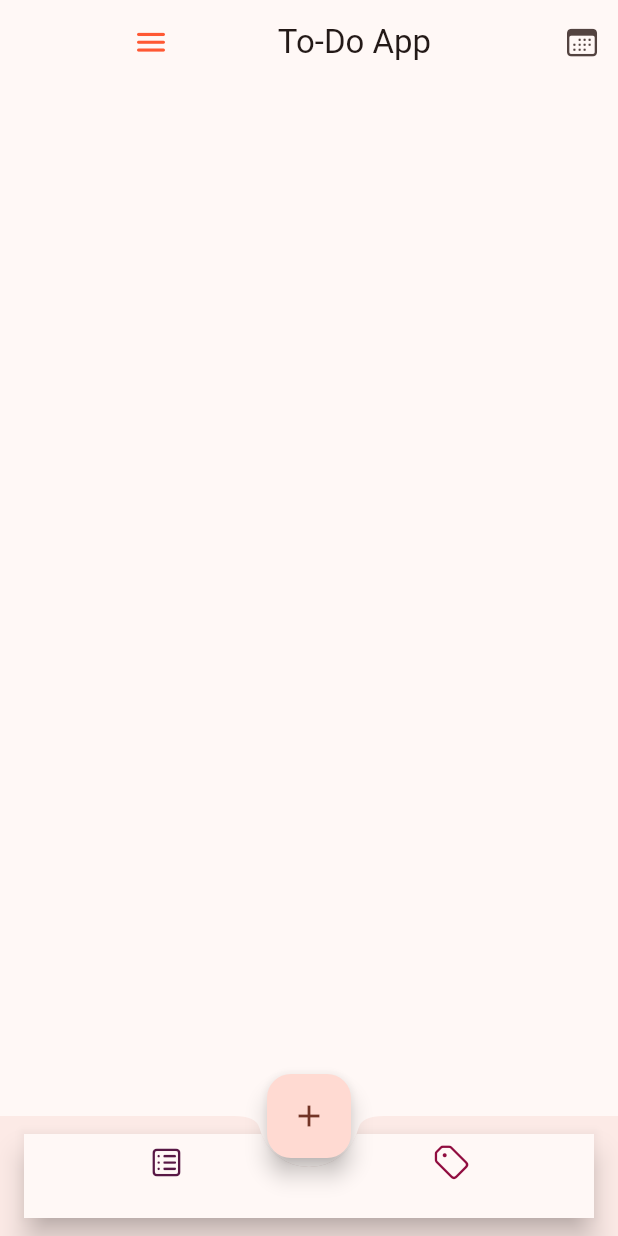
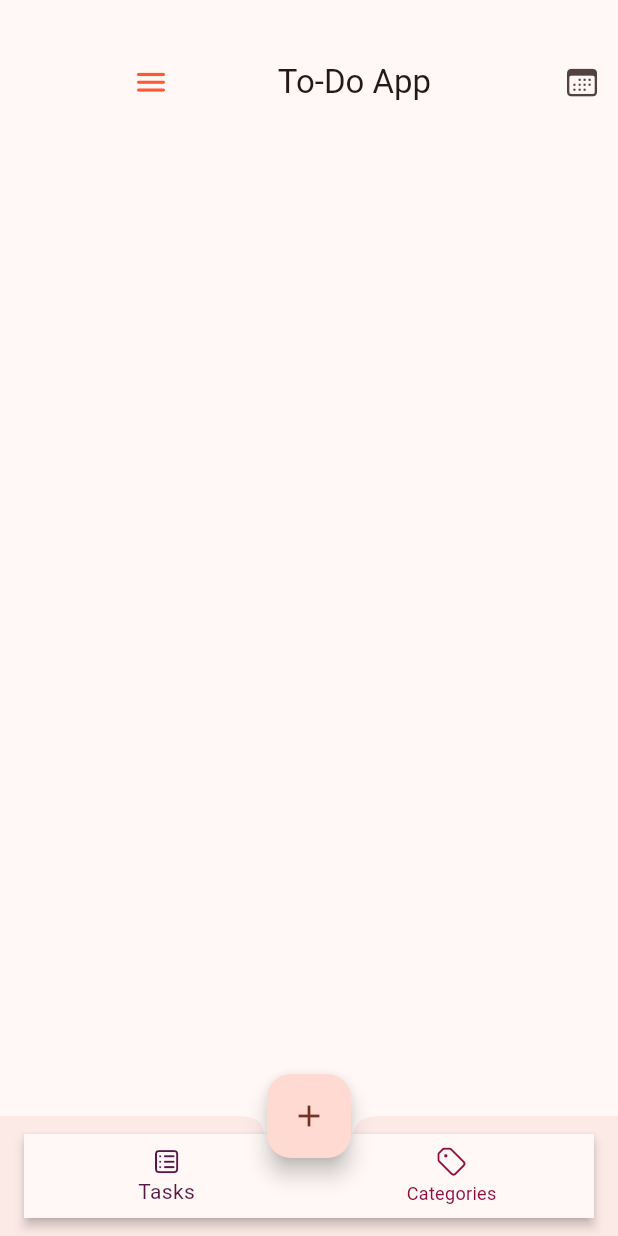
Before and after one commit to vitoriameneses/To-Do-App, a Flutter app: the MyHomePage screen opened directly, on a phone screen of 412 x 824 dp. Run offline on Flutter 3.47's test engine with Material 3 defaults, Android fonts, the phone set to English and light mode, and no system bars; our stand-ins replace cloud_firestore, firebase_auth, firebase_core, fluttertoast, google_fonts; accounts and stored records are empty.

Commit message:
Solved overflowed widget

```diff
--- a/to_do_app/lib/main.dart
+++ b/to_do_app/lib/main.dart
@@ -33,7 +33,7 @@ class MyApp extends StatelessWidget {
             ColorScheme.fromSeed(seedColor: Color.fromARGB(255, 255, 88, 51)),
         useMaterial3: true,
       ),
-      home: const SignInSignUp(),
+      home: const MyHomePage(),
     );
   }
 }
--- a/to_do_app/lib/telas/home.dart
+++ b/to_do_app/lib/telas/home.dart
@@ -37,6 +37,7 @@ class _MyHomePageState extends State<MyHomePage> {
               var email = userDataMap['email'];
               // var email = userData!['email'];
               return Container(
+                //
                 width: 100,
                 height: 100,
                 decoration: BoxDecoration(
@@ -150,6 +151,7 @@ class _MyHomePageState extends State<MyHomePage> {
       appBar: AppBar(
         automaticallyImplyLeading: false,
         centerTitle: true,
+        toolbarHeight: 110,
         title: Row(
           mainAxisAlignment: MainAxisAlignment.spaceEvenly,
           children: [
@@ -186,11 +188,13 @@ class _MyHomePageState extends State<MyHomePage> {
       ),
       bottomNavigationBar: BottomAppBar(
           shape: const CircularNotchedRectangle(),
-        notchMargin: 6.0,
-        clipBehavior: Clip.antiAlias,
-        child: SizedBox(
-          height: kBottomNavigationBarHeight + MediaQuery.of(context).padding.bottom,
+          //notchMargin: 6.0,
+          //clipBehavior: Clip.antiAlias,
+          child: Container(
+              height: kBottomNavigationBarHeight /*+ 6.*/,
+              padding: EdgeInsets.only(bottom: 0.0),
               child: BottomNavigationBar(
+                elevation: 3,
                 currentIndex: selectedIndex,
                 selectedItemColor: Color.fromARGB(255, 88, 24, 69),
                 unselectedItemColor: Color.fromARGB(255, 144, 12, 63),
@@ -200,18 +204,20 @@ class _MyHomePageState extends State<MyHomePage> {
                     pageController.jumpToPage(index);
                   });
                 },
+                iconSize: 20,
                 items: const [
                   BottomNavigationBarItem(
                     icon: Icon(CupertinoIcons.square_list),
-                label: '',
+                    label: 'Tasks',
                   ),
                   BottomNavigationBarItem(
                     icon: Icon(CupertinoIcons.tag),
-                label: '',
+                    label: 'Categories',
                   ),
                 ],
               ),
             ),
+
         ),
       body: PageView(
         controller: pageController,
--- a/to_do_app/lib/telas/sign_up.dart
+++ b/to_do_app/lib/telas/sign_up.dart
@@ -1,4 +1,4 @@
-// ignore_for_file: prefer_const_literals_to_create_immutables, prefer_const_constructors
+// ignore_for_file: prefer_const_literals_to_create_immutables, prefer_const_constructors, duplicate_ignore
 
 import 'package:flutter/material.dart';
 import '../widgets/custom_button.dart';
@@ -16,6 +16,7 @@ class SignUp extends StatefulWidget {
 class _SignupState extends State<SignUp> {
   final scaffoldKey = GlobalKey<ScaffoldState>();
   @override
+  // ignore: duplicate_ignore
   Widget build(BuildContext context) {
     // ignore: prefer_const_constructors
     return Scaffold(
```
Lines whose indentation alone changed are shown as unchanged.
